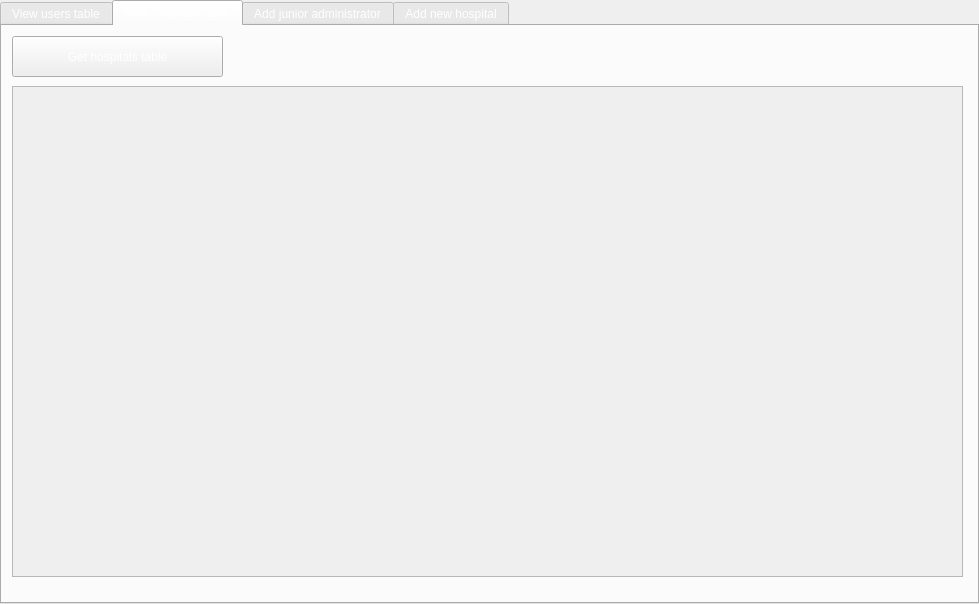
Before: the Qt Designer form senioradminwindow.ui in SanriaArgos/MedScheduler, drawn with Qt 5.
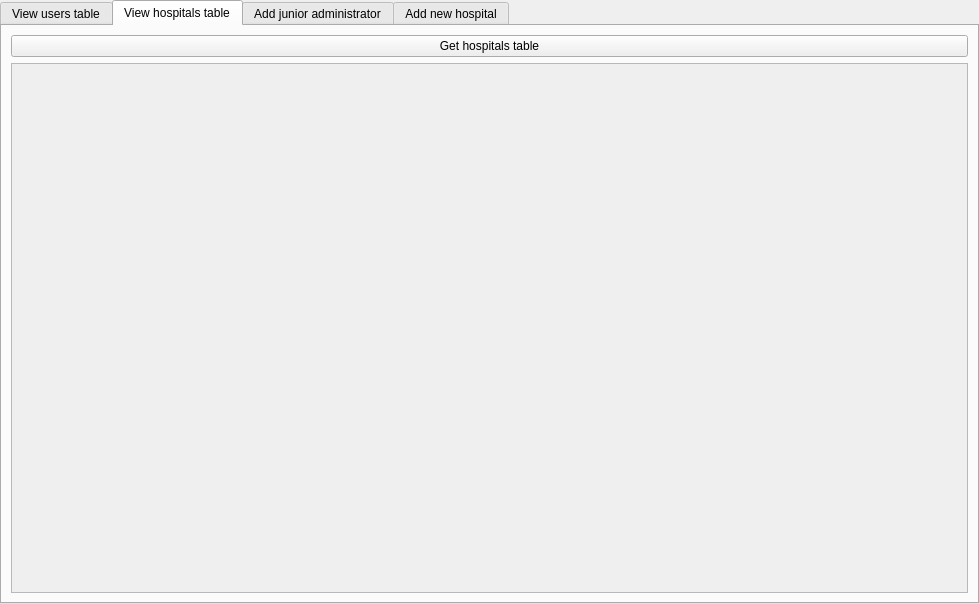
After: the same form once the commit is applied. The open tabs and pages were chosen to show the change. Icons and pictures are not drawn.

```diff
--- a/senioradminwindow.ui
+++ b/senioradminwindow.ui
@@ -14,12 +14,11 @@
    <string>MainWindow</string>
   </property>
   <property name="styleSheet">
-   <string notr="true">color: rgb(0, 0, 0);</string>
+   <string notr="true"/>
   </property>
   <widget class="QWidget" name="centralwidget">
    <property name="styleSheet">
-    <string notr="true">font: 9pt &quot;Segoe UI&quot;;
-color: rgb(255, 255, 255);</string>
+    <string notr="true">font: 9pt &quot;Segoe UI&quot;;</string>
    </property>
    <layout class="QHBoxLayout" name="horizontalLayout">
     <property name="spacing">
@@ -90,38 +89,9 @@
        <attribute name="title">
         <string>View hospitals table</string>
        </attribute>
-       <widget class="QScrollArea" name="hospitals_table_scroll">
-        <property name="geometry">
-         <rect>
-          <x>10</x>
-          <y>60</y>
-          <width>951</width>
-          <height>491</height>
-         </rect>
-        </property>
-        <property name="widgetResizable">
-         <bool>true</bool>
-        </property>
-        <widget class="QWidget" name="scrollAreaWidgetContents_3">
-         <property name="geometry">
-          <rect>
-           <x>0</x>
-           <y>0</y>
-           <width>949</width>
-           <height>489</height>
-          </rect>
-         </property>
-        </widget>
-       </widget>
+       <layout class="QVBoxLayout" name="verticalLayout_4">
+        <item>
        <widget class="QPushButton" name="get_hospitals_table_button">
-        <property name="geometry">
-         <rect>
-          <x>10</x>
-          <y>10</y>
-          <width>211</width>
-          <height>41</height>
-         </rect>
-        </property>
         <property name="styleSheet">
          <string notr="true"/>
         </property>
@@ -129,6 +99,25 @@
          <string>Get hospitals table</string>
         </property>
        </widget>
+        </item>
+        <item>
+         <widget class="QScrollArea" name="hospitals_table_scroll">
+          <property name="widgetResizable">
+           <bool>true</bool>
+          </property>
+          <widget class="QWidget" name="scrollAreaWidgetContents_3">
+           <property name="geometry">
+            <rect>
+             <x>0</x>
+             <y>0</y>
+             <width>951</width>
+             <height>507</height>
+            </rect>
+           </property>
+          </widget>
+         </widget>
+        </item>
+       </layout>
       </widget>
       <widget class="QWidget" name="junior_administrator_tab">
        <attribute name="title">
```
Left out of the diff: 38 changed lines with no effect on the pictures. Lines whose indentation alone changed are shown as unchanged.
